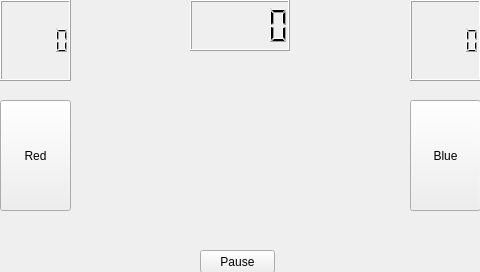
Old version of the form Mochi-Pounders/mainwindow.ui in the repository amfaller/Mochi-Pounders.
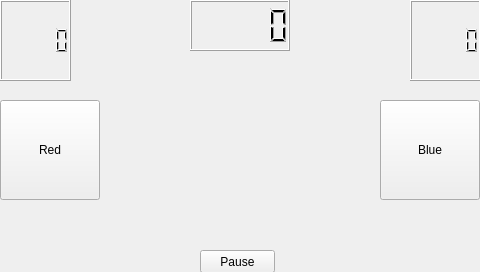
New version of the form.

The edit to the form file:
```diff
--- a/Mochi-Pounders/mainwindow.ui
+++ b/Mochi-Pounders/mainwindow.ui
@@ -19,8 +19,8 @@
      <rect>
       <x>0</x>
       <y>100</y>
-      <width>71</width>
-      <height>111</height>
+      <width>100</width>
+      <height>100</height>
      </rect>
     </property>
     <property name="text">
@@ -30,10 +30,10 @@
    <widget class="QPushButton" name="HammerButton_Blue">
     <property name="geometry">
      <rect>
-      <x>410</x>
+      <x>380</x>
       <y>100</y>
-      <width>71</width>
-      <height>111</height>
+      <width>100</width>
+      <height>100</height>
      </rect>
     </property>
     <property name="text">
```
